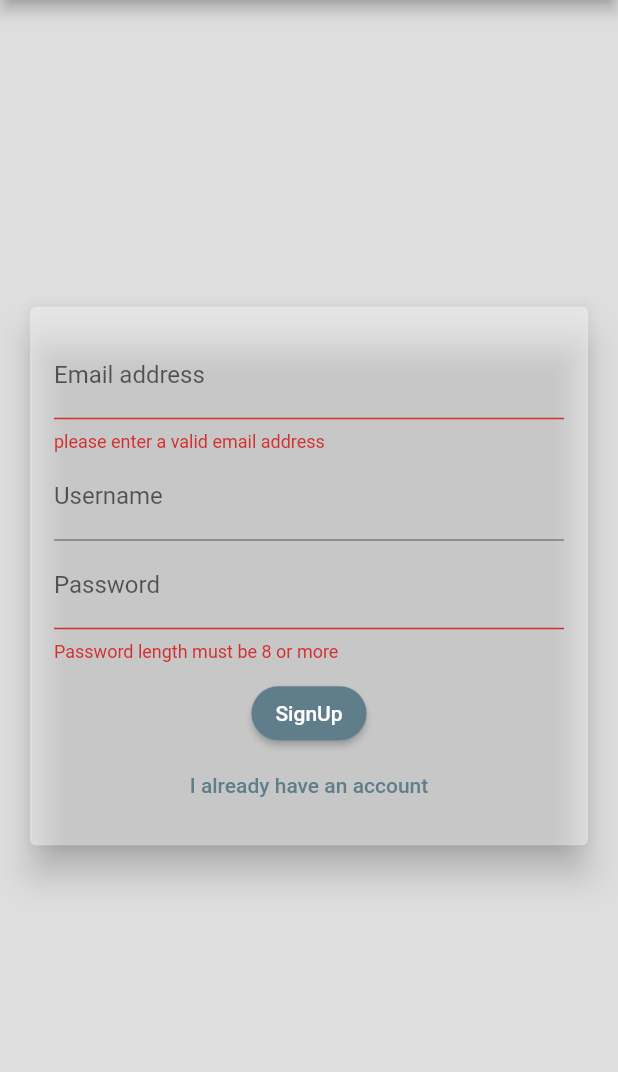
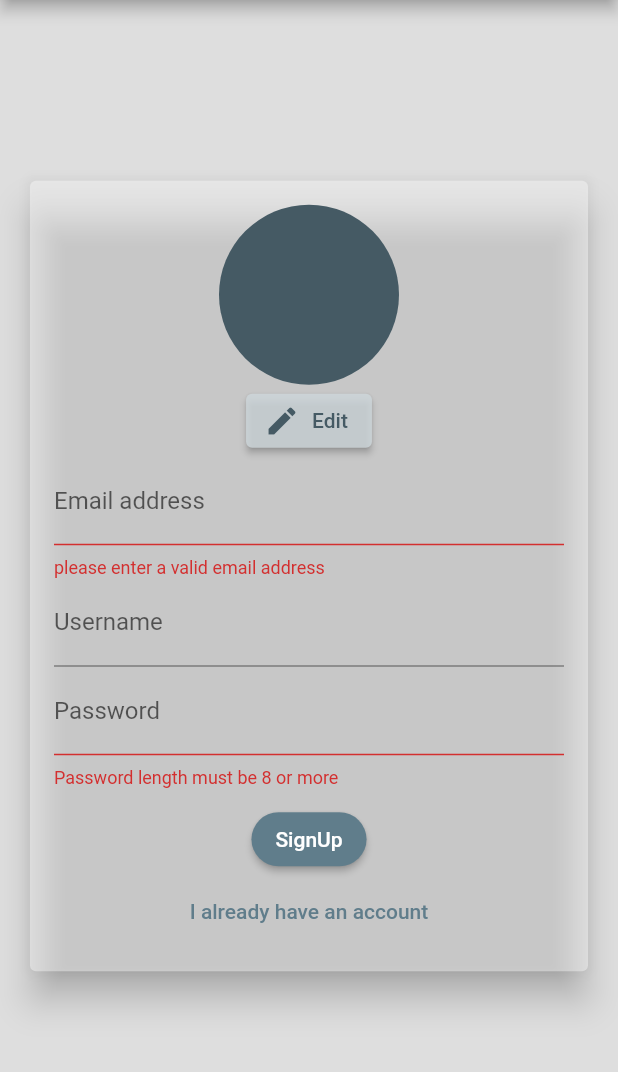
Before and after one commit to FaiyazUllah786/FlutterChatApp, a Flutter app: the screen it shows after launch, after a tap on "Login", after a tap on "Create new account?", on a phone screen of 412 x 824 dp, the part 84-1156 px from its top. Run offline on Flutter 3.47's test engine with Material 2 defaults, Android fonts, the phone set to English and light mode, and no system bars; our stand-ins replace cloud_firestore, firebase_auth, firebase_core, image_picker; accounts and stored records are empty.

Commit message:
add images to profile

```diff
--- /dev/null
+++ b/lib/picker/user_image_picker.dart
@@ -0,0 +1,94 @@
+import 'dart:io';
+
+import 'package:flutter/material.dart';
+import 'package:image_picker/image_picker.dart';
+
+class UserImagePicker extends StatefulWidget {
+  const UserImagePicker({super.key});
+
+  @override
+  State<UserImagePicker> createState() => _UserImagePickerState();
+}
+
+class _UserImagePickerState extends State<UserImagePicker> {
+  XFile? _pickedImage;
+  void _pickImage() async {
+    await showModalBottomSheet(
+        context: context,
+        builder: (ctx) {
+          return Row(
+            crossAxisAlignment: CrossAxisAlignment.start,
+            mainAxisAlignment: MainAxisAlignment.spaceAround,
+            children: [
+              Padding(
+                padding: EdgeInsets.symmetric(vertical: 20),
+                child: ElevatedButton.icon(
+                  onPressed: () async {
+                    var _image = await ImagePicker()
+                        .pickImage(source: ImageSource.camera);
+                    setState(() {
+                      _pickedImage = _image;
+                    });
+                  },
+                  icon: Icon(
+                    Icons.camera_enhance_rounded,
+                    size: 70,
+                  ),
+                  label: Text('Camera'),
+                ),
+              ),
+              SizedBox(
+                width: 50,
+              ),
+              Padding(
+                padding: const EdgeInsets.symmetric(vertical: 20),
+                child: ElevatedButton.icon(
+                    onPressed: () async {
+                      var _image = await ImagePicker()
+                          .pickImage(source: ImageSource.gallery);
+                      setState(() {
+                        _pickedImage = _image;
+                      });
+                    },
+                    icon: Icon(
+                      Icons.photo,
+                      size: 70,
+                    ),
+                    label: Text('Gallery')),
+              )
+            ],
+          );
+        });
+  }
+
+  @override
+  Widget build(BuildContext context) {
+    return Column(
+      // alignment: Alignment.bottomRight,
+      children: [
+        CircleAvatar(
+          radius: 60,
+          backgroundImage:
+              _pickedImage != null ? FileImage(File(_pickedImage!.path)) : null,
+        ),
+        Container(
+          child: ElevatedButton.icon(
+            onPressed: _pickImage,
+            icon: Icon(
+              Icons.edit,
+              color: Theme.of(context).primaryColorDark,
+            ),
+            label: Text(
+              'Edit',
+              style: TextStyle(color: Theme.of(context).primaryColorDark),
+            ),
+            style: ElevatedButton.styleFrom(
+              backgroundColor:
+                  Theme.of(context).primaryColorLight.withOpacity(0.8),
+            ),
+          ),
+        ),
+      ],
+    );
+  }
+}
--- a/lib/widgets/auth_form.dart
+++ b/lib/widgets/auth_form.dart
@@ -1,4 +1,6 @@
 import 'package:flutter/material.dart';
+
+import '../picker/user_image_picker.dart';
 
 class AuthForm extends StatefulWidget {
   final Function({
@@ -55,6 +57,7 @@ class _AuthFormState extends State<AuthForm> {
               child: Column(
                 mainAxisSize: MainAxisSize.min,
                 children: [
+                  if (!_isLogin) UserImagePicker(),
                   TextFormField(
                     key: ValueKey('email'),
                     onSaved: (value) {
--- a/pubspec.yaml
+++ b/pubspec.yaml
@@ -37,6 +37,7 @@ dependencies:
   cupertino_icons: ^1.0.2
   cloud_firestore: ^4.4.4
   firebase_auth: ^4.2.10
+  image_picker: ^0.8.7
 
 dev_dependencies:
   flutter_test:
```
Also changed, not shown: pubspec.lock.
